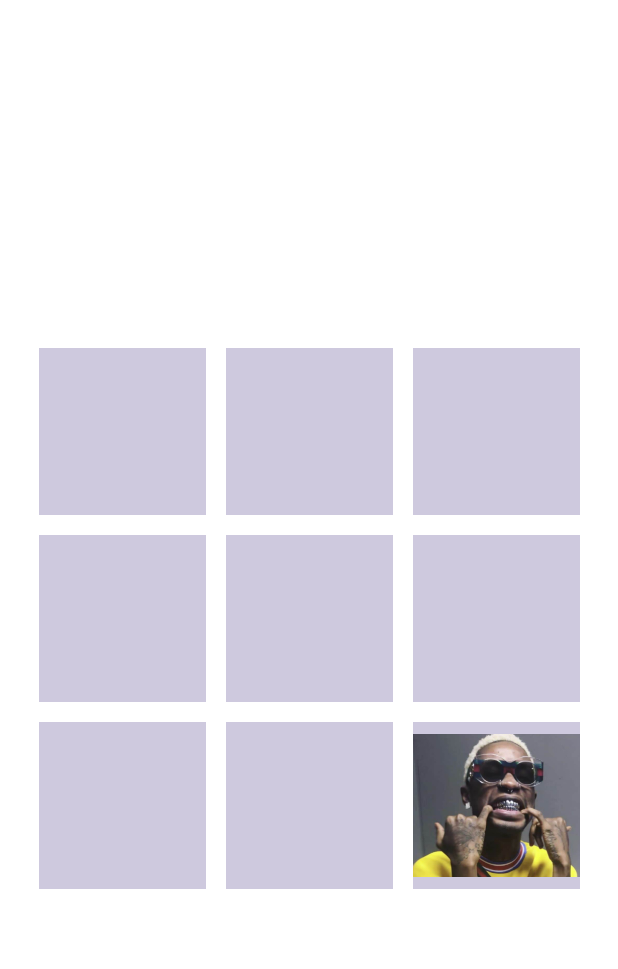
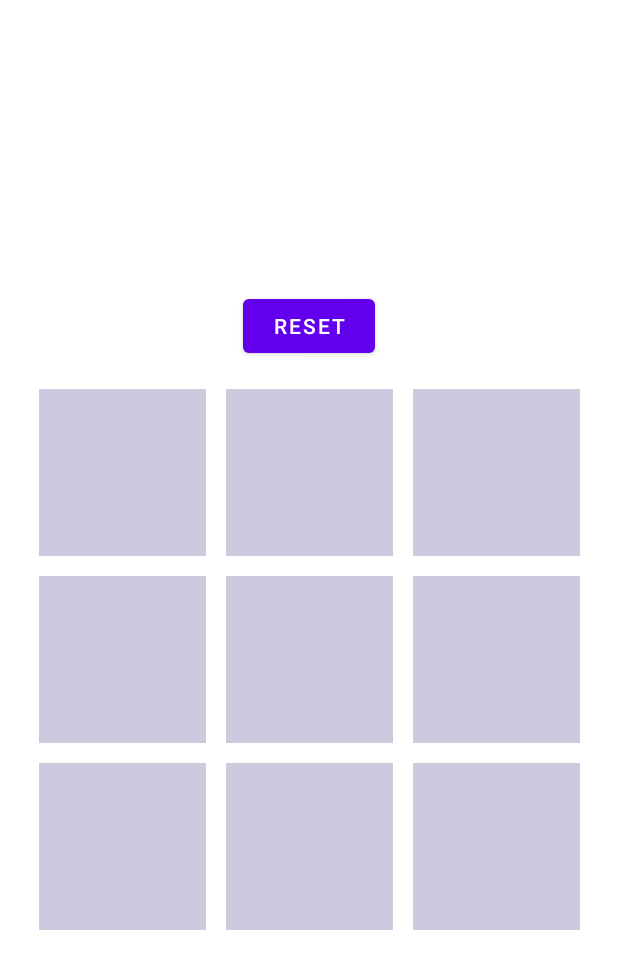
Before and after one commit to LorenzoTinfena/GoliardicTrisFresko, an Android app: the screen it shows after launch (MainActivity), on a phone screen of 412 x 824 dp. Shown: the top 969 px of the screen. Run offline under Robolectric (Android 15) with nearby library versions, the phone set to English and light mode, and no system bars.

Commit message:
add cells

```diff
--- a/app/src/main/java/com/lorenzotinfena/goliardictrisfresko/MainActivity.java
+++ b/app/src/main/java/com/lorenzotinfena/goliardictrisfresko/MainActivity.java
@@ -6,13 +6,16 @@ import android.os.Bundle;
 import android.util.Log;
 import android.view.View;
 import android.view.WindowManager;
+import android.widget.ImageButton;
 
 public class MainActivity extends AppCompatActivity {
-
+    private final ImageButton[][] btns = new ImageButton[3][3];
     @Override
     protected void onCreate(Bundle savedInstanceState) {
         super.onCreate(savedInstanceState);
         setContentView(R.layout.activity_main);
+
+        //System.out.println(btns[0][0].toString());
     }
 
     @Override
--- a/app/src/main/res/layout/activity_main.xml
+++ b/app/src/main/res/layout/activity_main.xml
@@ -7,9 +7,11 @@
     tools:context=".MainActivity">
 
     <LinearLayout
+        android:id="@+id/linearLayout"
         android:layout_width="wrap_content"
         android:layout_height="wrap_content"
         android:orientation="horizontal"
+        android:layout_marginTop="25pt"
         app:layout_constraintBottom_toBottomOf="parent"
         app:layout_constraintEnd_toEndOf="parent"
         app:layout_constraintStart_toStartOf="parent"
@@ -25,51 +27,54 @@
             app:layout_constraintTop_toTopOf="parent">
 
             <ImageButton
-                android:id="@id/ImageButton1"
+                android:id="@id/ImageButton00"
                 android:layout_width="50pt"
                 android:layout_height="50pt"
+                android:layout_marginLeft="3pt"
+                android:layout_marginTop="3pt"
+                android:layout_marginRight="3pt"
+                android:layout_marginBottom="3pt"
                 android:background="@color/background_buttons"
+                android:bottomLeftRadius="100dp"
                 android:bottomRightRadius="100dp"
-                android:bottomLeftRadius="100dp"
-                android:topLeftRadius="100dp"
-                android:topRightRadius="100dp"
                 android:padding="0pt"
                 android:scaleType="centerInside"
-                android:layout_marginRight="3pt"
+                android:topLeftRadius="100dp"
+                android:topRightRadius="100dp" />
+
+            <ImageButton
+                android:id="@id/ImageButton10"
+                android:layout_width="50pt"
+                android:layout_height="50pt"
                 android:layout_marginLeft="3pt"
                 android:layout_marginTop="3pt"
-                android:layout_marginBottom="3pt"/>
+                android:layout_marginRight="3pt"
+                android:layout_marginBottom="3pt"
+                android:background="@color/background_buttons"
+                android:bottomLeftRadius="100dp"
+                android:bottomRightRadius="100dp"
+                android:padding="0pt"
+                android:scaleType="centerInside"
+                android:topLeftRadius="100dp"
+                android:topRightRadius="100dp" />
+
             <ImageButton
-                android:id="@id/ImageButton1"
+                android:id="@id/ImageButton20"
                 android:layout_width="50pt"
                 android:layout_height="50pt"
+                android:layout_marginLeft="3pt"
+                android:layout_marginTop="3pt"
+                android:layout_marginRight="3pt"
+                android:layout_marginBottom="3pt"
                 android:background="@color/background_buttons"
+                android:bottomLeftRadius="100dp"
                 android:bottomRightRadius="100dp"
-                android:bottomLeftRadius="100dp"
-                android:topLeftRadius="100dp"
-                android:topRightRadius="100dp"
                 android:padding="0pt"
                 android:scaleType="centerInside"
-                android:layout_marginRight="3pt"
-                android:layout_marginLeft="3pt"
-                android:layout_marginTop="3pt"
-                android:layout_marginBottom="3pt"/>
-            <ImageButton
-                android:id="@id/ImageButton1"
-                android:layout_width="50pt"
-                android:layout_height="50pt"
-                android:background="@color/background_buttons"
-                android:bottomRightRadius="100dp"
-                android:bottomLeftRadius="100dp"
                 android:topLeftRadius="100dp"
-                android:topRightRadius="100dp"
-                android:padding="0pt"
-                android:scaleType="centerInside"
-                android:layout_marginRight="3pt"
-                android:layout_marginLeft="3pt"
-                android:layout_marginTop="3pt"
-                android:layout_marginBottom="3pt"/>
+                android:topRightRadius="100dp" />
         </LinearLayout>
+
         <LinearLayout
             android:layout_width="wrap_content"
             android:layout_height="wrap_content"
@@ -80,51 +85,54 @@
             app:layout_constraintTop_toTopOf="parent">
 
             <ImageButton
-                android:id="@id/ImageButton1"
+                android:id="@id/ImageButton01"
                 android:layout_width="50pt"
                 android:layout_height="50pt"
+                android:layout_marginLeft="3pt"
+                android:layout_marginTop="3pt"
+                android:layout_marginRight="3pt"
+                android:layout_marginBottom="3pt"
                 android:background="@color/background_buttons"
+                android:bottomLeftRadius="100dp"
                 android:bottomRightRadius="100dp"
-                android:bottomLeftRadius="100dp"
-                android:topLeftRadius="100dp"
-                android:topRightRadius="100dp"
                 android:padding="0pt"
                 android:scaleType="centerInside"
-                android:layout_marginRight="3pt"
+                android:topLeftRadius="100dp"
+                android:topRightRadius="100dp" />
+
+            <ImageButton
+                android:id="@id/ImageButton11"
+                android:layout_width="50pt"
+                android:layout_height="50pt"
                 android:layout_marginLeft="3pt"
                 android:layout_marginTop="3pt"
-                android:layout_marginBottom="3pt"/>
+                android:layout_marginRight="3pt"
+                android:layout_marginBottom="3pt"
+                android:background="@color/background_buttons"
+                android:bottomLeftRadius="100dp"
+                android:bottomRightRadius="100dp"
+                android:padding="0pt"
+                android:scaleType="centerInside"
+                android:topLeftRadius="100dp"
+                android:topRightRadius="100dp" />
+
             <ImageButton
-                android:id="@id/ImageButton1"
+                android:id="@id/ImageButton12"
                 android:layout_width="50pt"
                 android:layout_height="50pt"
+                android:layout_marginLeft="3pt"
+                android:layout_marginTop="3pt"
+                android:layout_marginRight="3pt"
+                android:layout_marginBottom="3pt"
                 android:background="@color/background_buttons"
+                android:bottomLeftRadius="100dp"
                 android:bottomRightRadius="100dp"
-                android:bottomLeftRadius="100dp"
-                android:topLeftRadius="100dp"
-                android:topRightRadius="100dp"
                 android:padding="0pt"
                 android:scaleType="centerInside"
-                android:layout_marginRight="3pt"
-                android:layout_marginLeft="3pt"
-                android:layout_marginTop="3pt"
-                android:layout_marginBottom="3pt"/>
-            <ImageButton
-                android:id="@id/ImageButton1"
-                android:layout_width="50pt"
-                android:layout_height="50pt"
-                android:background="@color/background_buttons"
-                android:bottomRightRadius="100dp"
-                android:bottomLeftRadius="100dp"
                 android:topLeftRadius="100dp"
-                android:topRightRadius="100dp"
-                android:padding="0pt"
-                android:scaleType="centerInside"
-                android:layout_marginRight="3pt"
-                android:layout_marginLeft="3pt"
-                android:layout_marginTop="3pt"
-                android:layout_marginBottom="3pt"/>
+                android:topRightRadius="100dp" />
         </LinearLayout>
+
         <LinearLayout
             android:layout_width="wrap_content"
             android:layout_height="wrap_content"
@@ -135,53 +143,64 @@
             app:layout_constraintTop_toTopOf="parent">
 
             <ImageButton
-                android:id="@id/ImageButton1"
+                android:id="@id/ImageButton02"
                 android:layout_width="50pt"
                 android:layout_height="50pt"
+                android:layout_marginLeft="3pt"
+                android:layout_marginTop="3pt"
+                android:layout_marginRight="3pt"
+                android:layout_marginBottom="3pt"
                 android:background="@color/background_buttons"
+                android:bottomLeftRadius="100dp"
                 android:bottomRightRadius="100dp"
-                android:bottomLeftRadius="100dp"
-                android:topLeftRadius="100dp"
-                android:topRightRadius="100dp"
                 android:padding="0pt"
                 android:scaleType="centerInside"
-                android:layout_marginRight="3pt"
+                android:topLeftRadius="100dp"
+                android:topRightRadius="100dp" />
+
+            <ImageButton
+                android:id="@id/ImageButton12"
+                android:layout_width="50pt"
+                android:layout_height="50pt"
                 android:layout_marginLeft="3pt"
                 android:layout_marginTop="3pt"
-                android:layout_marginBottom="3pt"/>
+                android:layout_marginRight="3pt"
+                android:layout_marginBottom="3pt"
+                android:background="@color/background_buttons"
+                android:bottomLeftRadius="100dp"
+                android:bottomRightRadius="100dp"
+                android:padding="0pt"
+                android:scaleType="centerInside"
+                android:topLeftRadius="100dp"
+                android:topRightRadius="100dp" />
+
             <ImageButton
-                android:id="@id/ImageButton1"
+                android:id="@id/ImageButton22"
                 android:layout_width="50pt"
                 android:layout_height="50pt"
+                android:layout_marginLeft="3pt"
+                android:layout_marginTop="3pt"
+                android:layout_marginRight="3pt"
+                android:layout_marginBottom="3pt"
                 android:background="@color/background_buttons"
+                android:bottomLeftRadius="100dp"
                 android:bottomRightRadius="100dp"
-                android:bottomLeftRadius="100dp"
-                android:topLeftRadius="100dp"
-                android:topRightRadius="100dp"
                 android:padding="0pt"
                 android:scaleType="centerInside"
-                android:layout_marginRight="3pt"
-                android:layout_marginLeft="3pt"
-                android:layout_marginTop="3pt"
-                android:layout_marginBottom="3pt"/>
-            <ImageButton
-                android:id="@id/ImageButton1"
-                android:layout_width="50pt"
-                android:layout_height="50pt"
-                android:background="@color/background_buttons"
-                android:bottomRightRadius="100dp"
-                android:bottomLeftRadius="100dp"
                 android:topLeftRadius="100dp"
-                android:topRightRadius="100dp"
-                android:padding="0pt"
-                android:scaleType="centerInside"
-                android:layout_marginRight="3pt"
-                android:layout_marginLeft="3pt"
-                android:layout_marginTop="3pt"
-                android:layout_marginBottom="3pt"
-                android:src="@drawable/figu"/>
+                android:topRightRadius="100dp" />
         </LinearLayout>
     </LinearLayout>
 
+    <Button
+        android:id="@+id/button"
+        android:layout_width="wrap_content"
+        android:layout_height="wrap_content"
+        android:text="Reset"
+        app:layout_constraintBottom_toTopOf="@+id/linearLayout"
+        android:layout_marginBottom="5pt"
+        app:layout_constraintEnd_toEndOf="parent"
+        app:layout_constraintStart_toStartOf="parent" />
+
 
 </androidx.constraintlayout.widget.ConstraintLayout>
--- a/app/src/main/res/values/ids.xml
+++ b/app/src/main/res/values/ids.xml
@@ -1,6 +1,12 @@
 <?xml version="1.0" encoding="utf-8"?>
 <resources>
-    <item name="ImageButton1" type="id"/>
-    <item name="ImageButton3" type="id"/>
-    <item name="ImageButton2" type="id"/>
+    <item name="ImageButton00" type="id"/>
+    <item name="ImageButton01" type="id"/>
+    <item name="ImageButton02" type="id"/>
+    <item name="ImageButton10" type="id"/>
+    <item name="ImageButton11" type="id"/>
+    <item name="ImageButton12" type="id"/>
+    <item name="ImageButton20" type="id"/>
+    <item name="ImageButton21" type="id"/>
+    <item name="ImageButton22" type="id"/>
 </resources>
```
Also changed, not shown: 8 other files.
